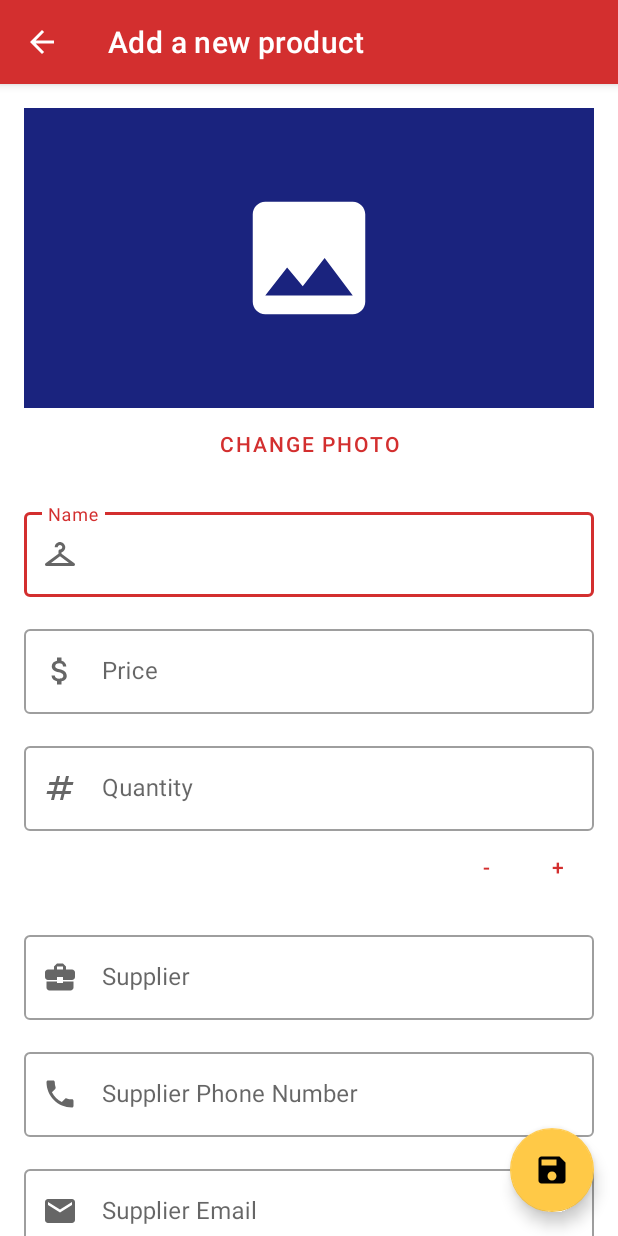
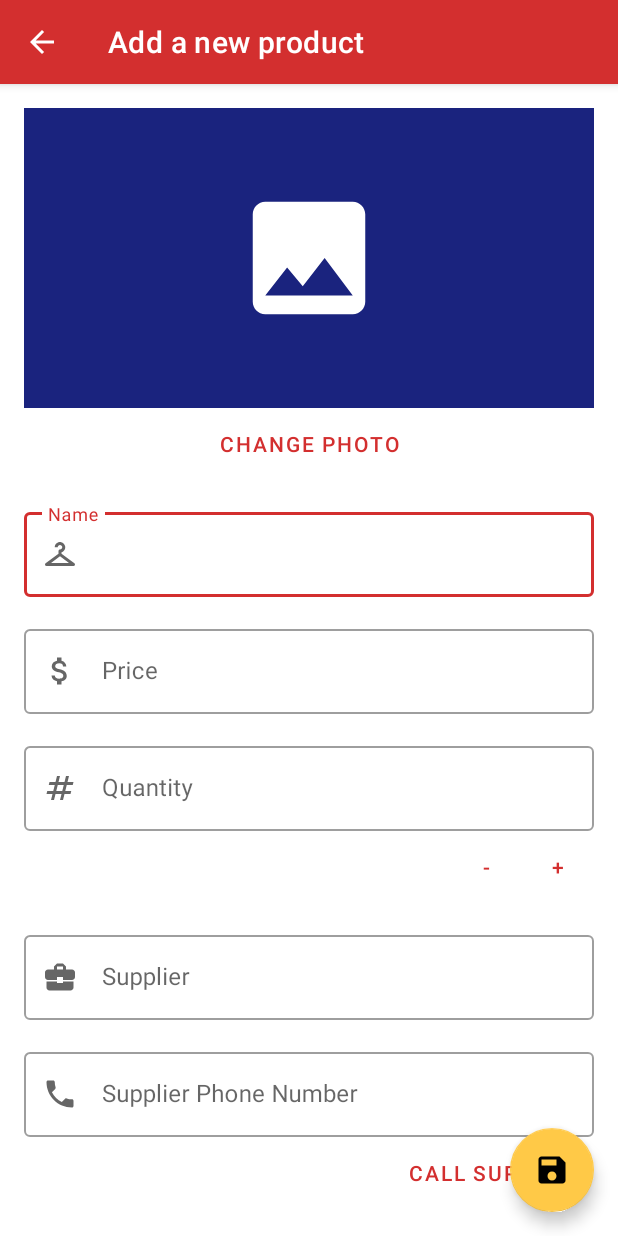
Before and after one commit to david-read-iii/Clothes-Catalog, an Android app: the DetailActivity screen opened directly, with no data from a screen before it, on a phone screen of 412 x 824 dp. Run offline under Robolectric (Android 15) with nearby library versions, the phone set to English and light mode, and no system bars.

Commit message:
Modify DetailActivity layout to have buttons to contact the supplier.

```diff
--- a/app/src/main/res/layout/activity_detail.xml
+++ b/app/src/main/res/layout/activity_detail.xml
@@ -169,6 +169,17 @@
 
             </com.google.android.material.textfield.TextInputLayout>
 
+            <!-- Call supplier button. -->
+            <Button
+                android:id="@+id/call_supplier_button"
+                style="@style/SecondaryButtonStyle"
+                android:layout_width="wrap_content"
+                android:layout_height="wrap_content"
+                android:contentDescription="@string/call_supplier_button_content_description"
+                android:text="@string/call_supplier_button_label"
+                app:layout_constraintEnd_toEndOf="parent"
+                app:layout_constraintTop_toBottomOf="@id/supplier_phone_number_text_input_layout" />
+
             <!-- Supplier email field. -->
             <com.google.android.material.textfield.TextInputLayout
                 android:id="@+id/supplier_email_text_input_layout"
@@ -178,7 +189,7 @@
                 android:layout_marginTop="@dimen/detail_activity_views_vertical_margin"
                 app:layout_constraintEnd_toEndOf="parent"
                 app:layout_constraintStart_toStartOf="parent"
-                app:layout_constraintTop_toBottomOf="@id/supplier_phone_number_text_input_layout"
+                app:layout_constraintTop_toBottomOf="@id/call_supplier_button"
                 app:startIconDrawable="@drawable/ic_email">
 
                 <com.google.android.material.textfield.TextInputEditText
@@ -189,6 +200,17 @@
                     android:inputType="textEmailAddress" />
 
             </com.google.android.material.textfield.TextInputLayout>
+
+            <!-- Email supplier button. -->
+            <Button
+                android:id="@+id/email_supplier_button"
+                style="@style/SecondaryButtonStyle"
+                android:layout_width="wrap_content"
+                android:layout_height="wrap_content"
+                android:contentDescription="@string/email_supplier_button_content_description"
+                android:text="@string/email_supplier_button_label"
+                app:layout_constraintEnd_toEndOf="parent"
+                app:layout_constraintTop_toBottomOf="@id/supplier_email_text_input_layout" />
 
         </androidx.constraintlayout.widget.ConstraintLayout>
 
--- a/app/src/main/res/values/strings.xml
+++ b/app/src/main/res/values/strings.xml
@@ -36,6 +36,10 @@
     <string name="increment_quantity_button_label">+</string>
     <string name="increment_quantity_button_tooltip">Increment quantity</string>
     <string name="increment_quantity_button_content_description">Increment this product\s quantity</string>
+    <string name="call_supplier_button_label">Call supplier</string>
+    <string name="call_supplier_button_content_description">Call this product\s supplier</string>
+    <string name="email_supplier_button_label">Email supplier</string>
+    <string name="email_supplier_button_content_description">Email this product\s supplier</string>
     <string name="save_product_button_tooltip">Save product</string>
     <string name="save_product_button_content_description">Save and close this product</string>
 
```
